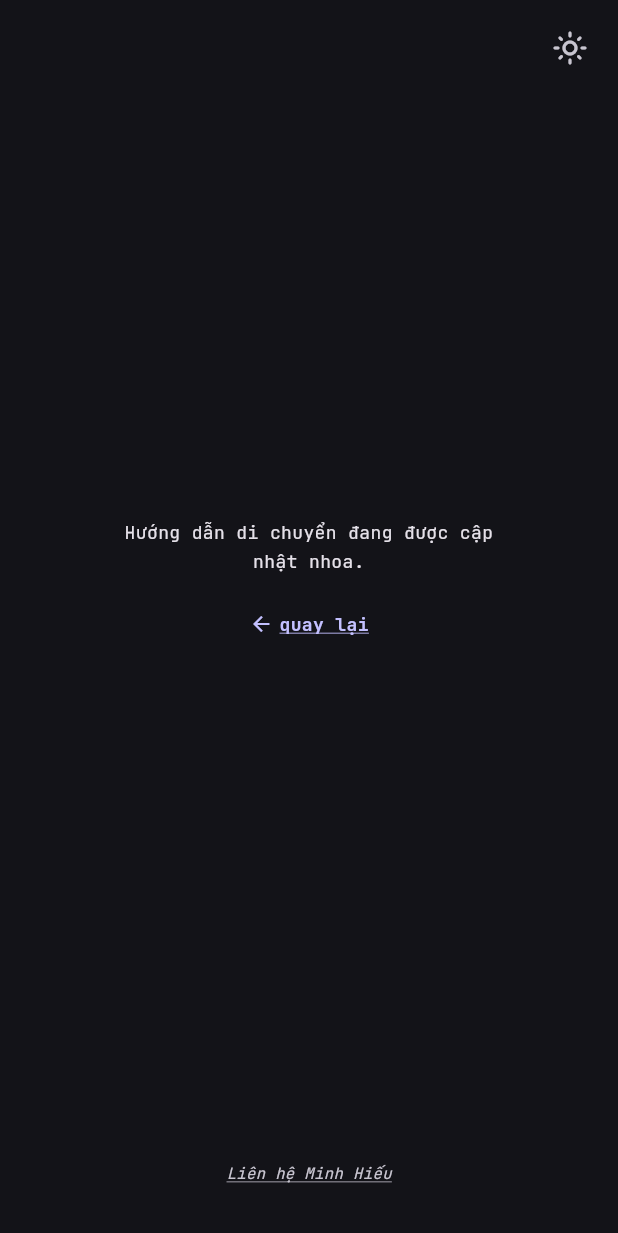
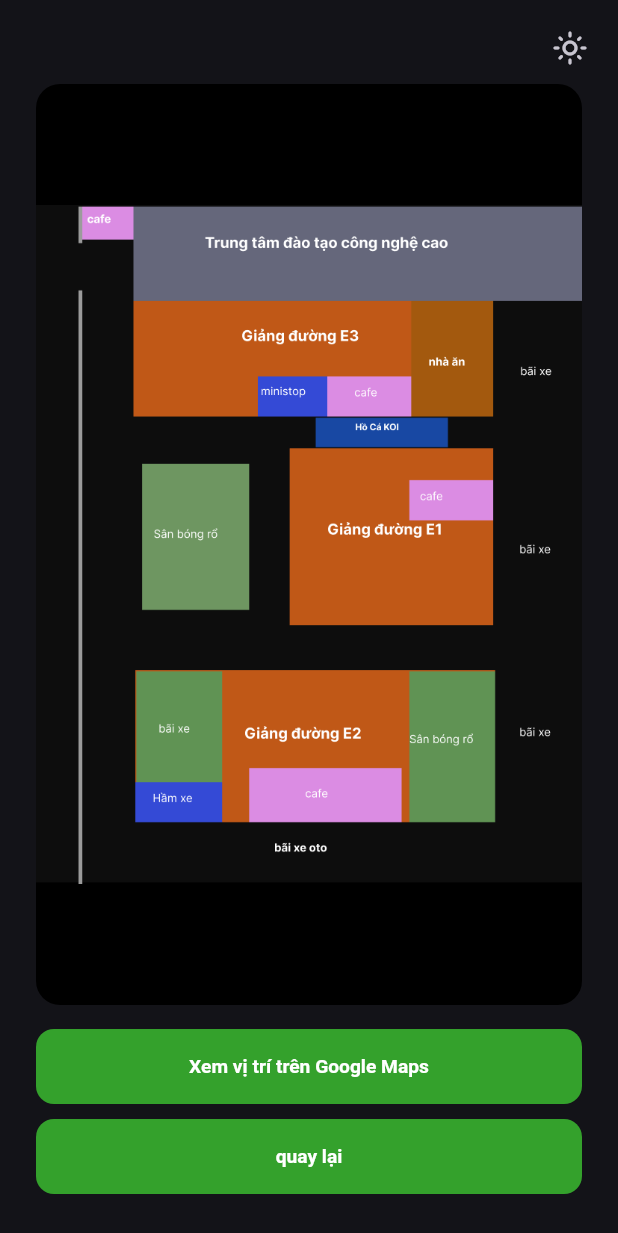
Before and after one commit to CamenRyder/graduate_93, a Flutter app: the GuidePage screen opened by its route, on a phone screen of 412 x 824 dp. Shown: the top 1233 px of the screen. Run offline on Flutter 3.47's test engine with Material 3 defaults, Android fonts, the phone set to English and light mode, and no system bars; our stand-ins replace cloud_firestore, firebase_auth, firebase_core, go_router, shared_preferences, web; accounts and stored records are empty; statements that could not run were skipped.

Commit message:
update website

```diff
--- a/lib/pages/guide_page.dart
+++ b/lib/pages/guide_page.dart
@@ -1,51 +1,123 @@
 import 'package:flutter/material.dart';
 import 'package:go_router/go_router.dart';
+import 'package:web/web.dart' as web;
 
 import '../theme/app_styles.dart';
 import '../widgets/mobile_page.dart';
 
-/// Màn "hướng dẫn di chuyển" — mở từ link "xem hướng dẫn" ở màn lịch hẹn.
+/// Màn "hướng dẫn di chuyển" — mở từ nút "xem hướng dẫn" ở màn lịch hẹn.
 ///
-/// TODO: bổ sung nội dung hướng dẫn (sơ đồ trường, vị trí trên map, ...) khi có.
+/// Bố cục (không cuộn): ảnh sơ đồ trường lấp đầy phía trên (bấm để xem full màn
+/// hình), dưới cùng là 2 nút xanh xếp dọc — "Xem vị trí trên Google Maps" rồi
+/// "quay lại".
 class GuidePage extends StatelessWidget {
   const GuidePage({super.key});
 
+  /// Link Google Maps điểm hẹn.
+  static const String _mapUrl = 'https://maps.app.goo.gl/kJgtwQ6Y1KKnLzTY8';
+
+  /// Ảnh sơ đồ trường (điểm hẹn). Đã khai báo asset trong pubspec.yaml.
+  static const String _mapAsset = 'assets/images/guideline.png';
+
+  void _openMap() => web.window.open(_mapUrl, '_blank');
+
   @override
   Widget build(BuildContext context) {
+    return MobilePage(
+      scrollable: false,
+      bottom: Column(
+        mainAxisSize: MainAxisSize.min,
+        children: [
+          _greenButton('Xem vị trí trên Google Maps', _openMap),
+          const SizedBox(height: 10),
+          _greenButton('quay lại', () => context.go('/scheduled')),
+        ],
+      ),
+      // Ảnh lấp đầy phần trên; bấm để xem full màn hình.
+      child: GestureDetector(
+        onTap: () => _openFullScreen(context),
+        child: ClipRRect(
+          borderRadius: BorderRadius.circular(16),
+          child: Container(
+            width: double.infinity,
+            color: Colors.black,
+            child: _image(context, BoxFit.contain),
+          ),
+        ),
+      ),
+    );
+  }
+
+  /// Nút nền xanh thương hiệu, chữ trắng — đồng bộ style với nút auth.
+  Widget _greenButton(String label, VoidCallback onPressed) {
+    return FilledButton(
+      style: FilledButton.styleFrom(
+        backgroundColor: kBrandGreen,
+        foregroundColor: Colors.white,
+      ),
+      onPressed: onPressed,
+      child: Text(label),
+    );
+  }
+
+  /// Ảnh sơ đồ; nếu chưa có file PNG thì hiện ô placeholder thay vì lỗi.
+  Widget _image(BuildContext context, BoxFit fit) {
+    return Image.asset(
+      _mapAsset,
+      fit: fit,
+      errorBuilder: (context, error, stack) => _placeholder(context),
+    );
+  }
+
+  Widget _placeholder(BuildContext context) {
     final colorScheme = Theme.of(context).colorScheme;
+    return Container(
+      color: colorScheme.surfaceContainerHighest,
+      alignment: Alignment.center,
+      child: Padding(
+        padding: const EdgeInsets.all(16),
+        child: Column(
+          mainAxisSize: MainAxisSize.min,
+          children: [
+            Icon(Icons.map_outlined, size: 44, color: colorScheme.onSurfaceVariant),
+            const SizedBox(height: 10),
+            Text(
+              'Sơ đồ trường sẽ hiển thị ở đây',
+              textAlign: TextAlign.center,
+              style: TextStyle(color: colorScheme.onSurfaceVariant),
+            ),
+          ],
+        ),
+      ),
+    );
+  }
 
-    return MobilePage(
-      child: Column(
-        mainAxisSize: MainAxisSize.min,
-        crossAxisAlignment: CrossAxisAlignment.center,
+  /// Mở ảnh full màn hình: nền đen, phóng to/thu nhỏ được, bấm để đóng.
+  void _openFullScreen(BuildContext context) {
+    showGeneralDialog<void>(
+      context: context,
+      barrierDismissible: true,
+      barrierLabel: 'Đóng',
+      barrierColor: Colors.black,
+      pageBuilder: (ctx, _, _) => Stack(
         children: [
-          Text(
-            'Hướng dẫn di chuyển đang được cập nhật nhoa.',
-            style: messageTextStyle(context),
-            textAlign: TextAlign.center,
+          Positioned.fill(
+            child: InteractiveViewer(
+              minScale: 0.5,
+              maxScale: 5,
+              child: GestureDetector(
+                onTap: () => Navigator.pop(ctx),
+                child: Center(child: _image(ctx, BoxFit.contain)),
+              ),
+            ),
           ),
-          const SizedBox(height: 18),
-          InkWell(
-            onTap: () => context.go('/scheduled'),
-            borderRadius: BorderRadius.circular(8),
-            child: Padding(
-              padding: const EdgeInsets.symmetric(horizontal: 8, vertical: 6),
-              child: Row(
-                mainAxisSize: MainAxisSize.min,
-                children: [
-                  Icon(Icons.arrow_back, size: 16, color: colorScheme.primary),
-                  const SizedBox(width: 4),
-                  Text(
-                    'quay lại',
-                    style: TextStyle(
-                      fontSize: 15,
-                      fontWeight: FontWeight.w600,
-                      color: colorScheme.primary,
-                      decoration: TextDecoration.underline,
-                      decorationColor: colorScheme.primary,
-                    ),
-                  ),
-                ],
+          Positioned(
+            top: 8,
+            right: 8,
+            child: SafeArea(
+              child: IconButton(
+                icon: const Icon(Icons.close, color: Colors.white, size: 28),
+                onPressed: () => Navigator.pop(ctx),
               ),
             ),
           ),
--- a/lib/widgets/mobile_page.dart
+++ b/lib/widgets/mobile_page.dart
@@ -1,18 +1,20 @@
 import 'package:flutter/material.dart';
 
 import 'contact_footer.dart';
+import 'guest_logout_button.dart';
 import 'theme_toggle_button.dart';
 
 /// Khung layout dùng chung cho các màn hướng tới điện thoại.
 ///
-/// Bố cục: nút đổi theme ở góc trên phải, nội dung canh giữa trong một cột hẹp
-/// (cuộn được khi tràn / khi bật bàn phím) và dòng liên hệ cố định dưới đáy.
-/// Mọi màu đều lấy từ theme nên tự hợp cả chế độ Sáng lẫn Tối.
+/// Bố cục: nút đăng xuất + đổi theme ở góc trên phải, nội dung ở giữa và một
+/// widget cố định dưới đáy. Mọi màu lấy từ theme nên tự hợp cả Sáng lẫn Tối.
 class MobilePage extends StatelessWidget {
   const MobilePage({
     super.key,
     required this.child,
     this.maxWidth = 280,
+    this.bottom,
+    this.scrollable = true,
   });
 
   /// Nội dung chính của màn (thường là một Column).
@@ -20,6 +22,16 @@ class MobilePage extends StatelessWidget {
 
   /// Bề ngang tối đa của cột nội dung — giữ dòng chữ dễ đọc trên màn rộng.
   final double maxWidth;
+
+  /// Widget cố định dưới đáy. Ở chế độ cuộn, mặc định là dòng "Liên hệ Minh
+  /// Hiếu"; truyền widget khác để thay, hoặc [SizedBox.shrink] để bỏ trống.
+  /// Ở chế độ KHÔNG cuộn, widget này nằm ngay dưới nội dung (không có mặc định).
+  final Widget? bottom;
+
+  /// `true` (mặc định): nội dung canh giữa, cuộn được trong cột hẹp.
+  /// `false`: nội dung lấp đầy vùng giữa (KHÔNG cuộn) — cho màn cần ảnh co dãn
+  /// theo chiều cao (vd dùng [Expanded]); [bottom] xếp ngay bên dưới nội dung.
+  final bool scrollable;
 
   @override
   Widget build(BuildContext context) {
@@ -31,9 +43,16 @@ class MobilePage extends StatelessWidget {
               alignment: Alignment.topRight,
               child: Padding(
                 padding: EdgeInsets.all(8),
-                child: ThemeToggleButton(),
+                child: Row(
+                  mainAxisSize: MainAxisSize.min,
+                  children: [
+                    GuestLogoutButton(),
+                    ThemeToggleButton(),
+                  ],
                 ),
               ),
+            ),
+            if (scrollable)
               Center(
                 child: SingleChildScrollView(
                   padding: const EdgeInsets.fromLTRB(24, 24, 24, 72),
@@ -42,12 +61,32 @@ class MobilePage extends StatelessWidget {
                     child: child,
                   ),
                 ),
+              )
+            else
+              Positioned.fill(
+                // Chừa trên cho cụm nút góc phải; nội dung lấp đầy, [bottom]
+                // (nếu có) nằm ngay bên dưới.
+                child: Padding(
+                  padding: const EdgeInsets.fromLTRB(24, 56, 24, 28),
+                  child: Column(
+                    crossAxisAlignment: CrossAxisAlignment.stretch,
+                    children: [
+                      Expanded(child: child),
+                      if (bottom != null) ...[
+                        const SizedBox(height: 16),
+                        bottom!,
+                      ],
+                    ],
                   ),
-            const Align(
+                ),
+              ),
+            // Chế độ cuộn: widget đáy neo cố định dưới cùng (mặc định liên hệ).
+            if (scrollable)
+              Align(
                 alignment: Alignment.bottomCenter,
                 child: Padding(
-                padding: EdgeInsets.only(bottom: 28),
-                child: ContactFooter(),
+                  padding: const EdgeInsets.only(bottom: 28),
+                  child: bottom ?? const ContactFooter(),
                 ),
               ),
           ],
--- a/pubspec.yaml
+++ b/pubspec.yaml
@@ -46,10 +46,8 @@ flutter:
   # the material Icons class.
   uses-material-design: true
 
-  # To add assets to your application, add an assets section, like this:
-  # assets:
-  #   - images/a_dot_burr.jpeg
-  #   - images/a_dot_ham.jpeg
+  assets:
+    - assets/images/
 
   # An image asset can refer to one or more resolution-specific "variants", see
   # https://flutter.dev/to/resolution-aware-images
```
Also changed, not shown: lib/pages/auth_page.dart (+8 -1 lines), lib/pages/countdown_page.dart (+8 -1 lines), lib/pages/scheduled_page.dart (+18 -43 lines), lib/widgets/guest_logout_button.dart (added, +137 -0 lines), assets/images/guideline.png (added). Lines whose indentation alone changed are shown as unchanged.
